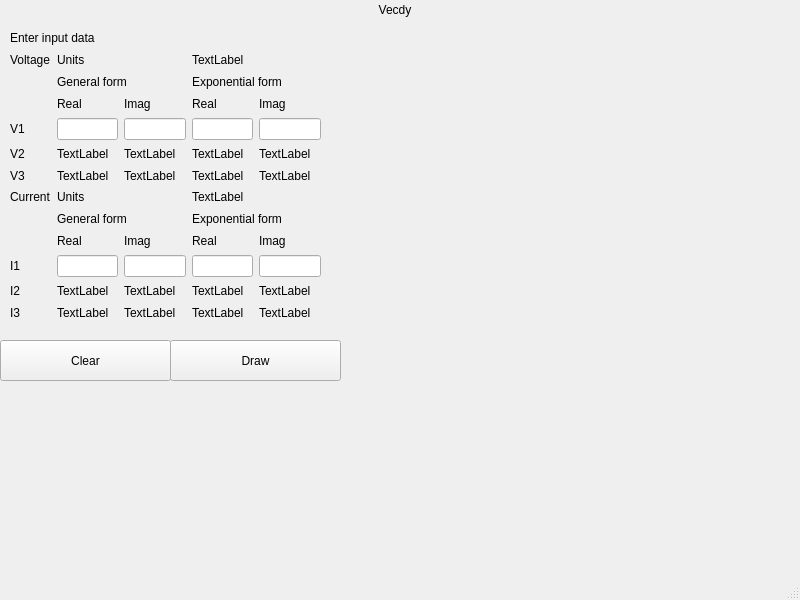
The window that view/mainwindow.ui (Aratimaru/VectorDiagram) describes before a commit, drawn with Qt 5.
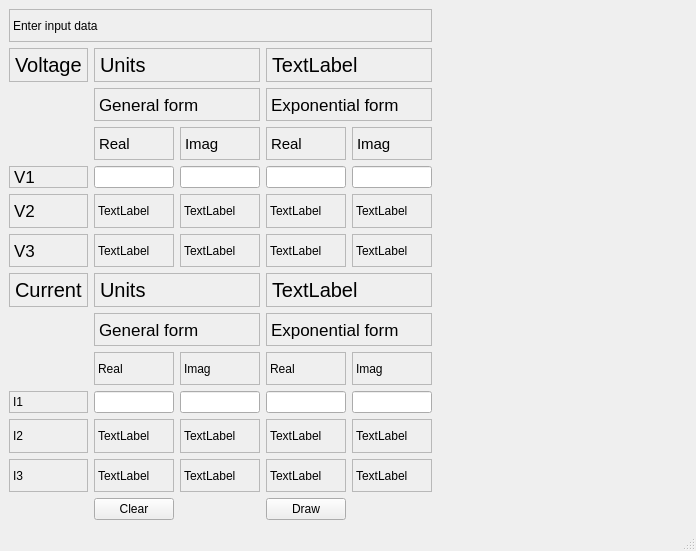
The same window after the commit. Custom widgets are drawn as their Qt base class.

Commit message: add autoScaling when draw lines, add frames to UI

```diff
--- a/view/mainwindow.ui
+++ b/view/mainwindow.ui
@@ -6,196 +6,243 @@
    <rect>
     <x>0</x>
     <y>0</y>
-    <width>800</width>
-    <height>600</height>
+    <width>696</width>
+    <height>551</height>
    </rect>
   </property>
   <property name="windowTitle">
    <string>MainWindow</string>
   </property>
   <widget class="QWidget" name="centralwidget">
-   <widget class="QLabel" name="VecdyLabel">
-    <property name="geometry">
-     <rect>
-      <x>340</x>
-      <y>0</y>
-      <width>110</width>
-      <height>20</height>
-     </rect>
-    </property>
+   <layout class="QHBoxLayout" name="horizontalLayout">
+    <item>
+     <layout class="QGridLayout" name="ParameterLayout">
+      <item row="10" column="2">
+       <widget class="QLineEdit" name="I1CurrentGenImag">
+        <property name="maximumSize">
+         <size>
+          <width>80</width>
+          <height>16777215</height>
+         </size>
+        </property>
+       </widget>
+      </item>
+      <item row="7" column="3" colspan="2">
+       <widget class="QLabel" name="UnitsCurrent">
+        <property name="font">
+         <font>
+          <pointsize>15</pointsize>
+         </font>
+        </property>
+        <property name="frameShape">
+         <enum>QFrame::StyledPanel</enum>
+        </property>
+        <property name="frameShadow">
+         <enum>QFrame::Plain</enum>
+        </property>
     <property name="text">
-     <string>Vecdy</string>
-    </property>
-    <property name="alignment">
-     <set>Qt::AlignCenter</set>
-    </property>
-   </widget>
-   <widget class="QWidget" name="gridLayoutWidget">
-    <property name="geometry">
-     <rect>
-      <x>10</x>
-      <y>30</y>
-      <width>311</width>
-      <height>291</height>
-     </rect>
-    </property>
-    <layout class="QGridLayout" name="gridLayout">
-     <item row="3" column="2">
-      <widget class="QLabel" name="ImagVoltageGenLabel">
+         <string>TextLabel</string>
+        </property>
+       </widget>
+      </item>
+      <item row="11" column="2">
+       <widget class="QLabel" name="I2CurrentGenImag">
+        <property name="frameShape">
+         <enum>QFrame::StyledPanel</enum>
+        </property>
+        <property name="frameShadow">
+         <enum>QFrame::Plain</enum>
+        </property>
+        <property name="text">
+         <string>TextLabel</string>
+        </property>
+       </widget>
+      </item>
+      <item row="11" column="4">
+       <widget class="QLabel" name="I2CurrentExpImag">
+        <property name="frameShape">
+         <enum>QFrame::StyledPanel</enum>
+        </property>
+        <property name="frameShadow">
+         <enum>QFrame::Plain</enum>
+        </property>
+        <property name="text">
+         <string>TextLabel</string>
+        </property>
+       </widget>
+      </item>
+      <item row="13" column="3">
+       <widget class="QPushButton" name="ConfirmButton">
+        <property name="text">
+         <string>Draw</string>
+        </property>
+       </widget>
+      </item>
+      <item row="4" column="2">
+       <widget class="QLineEdit" name="V1VoltageGenImag">
+        <property name="sizePolicy">
+         <sizepolicy hsizetype="Minimum" vsizetype="Fixed">
+          <horstretch>0</horstretch>
+          <verstretch>0</verstretch>
+         </sizepolicy>
+        </property>
+        <property name="maximumSize">
+         <size>
+          <width>80</width>
+          <height>16777215</height>
+         </size>
+        </property>
+       </widget>
+      </item>
+      <item row="8" column="3" colspan="2">
+       <widget class="QLabel" name="ExpCurrentLabel">
+        <property name="font">
+         <font>
+          <pointsize>13</pointsize>
+         </font>
+        </property>
+        <property name="frameShape">
+         <enum>QFrame::StyledPanel</enum>
+        </property>
+        <property name="frameShadow">
+         <enum>QFrame::Plain</enum>
+        </property>
+        <property name="text">
+         <string>Exponential form</string>
+        </property>
+       </widget>
+      </item>
+      <item row="3" column="4">
+       <widget class="QLabel" name="ImagVoltageExpLabel">
+        <property name="font">
+         <font>
+          <pointsize>11</pointsize>
+         </font>
+        </property>
+        <property name="frameShape">
+         <enum>QFrame::StyledPanel</enum>
+        </property>
+        <property name="frameShadow">
+         <enum>QFrame::Plain</enum>
+        </property>
        <property name="text">
         <string>Imag</string>
        </property>
       </widget>
      </item>
-     <item row="9" column="3">
-      <widget class="QLabel" name="RealCurrentExpLabel">
+      <item row="4" column="3">
+       <widget class="QLineEdit" name="V1VoltageExpReal">
+        <property name="sizePolicy">
+         <sizepolicy hsizetype="Minimum" vsizetype="Fixed">
+          <horstretch>0</horstretch>
+          <verstretch>0</verstretch>
+         </sizepolicy>
+        </property>
+        <property name="maximumSize">
+         <size>
+          <width>80</width>
+          <height>16777215</height>
+         </size>
+        </property>
+       </widget>
+      </item>
+      <item row="2" column="1" colspan="2">
+       <widget class="QLabel" name="GenVoltageLabel">
+        <property name="font">
+         <font>
+          <pointsize>13</pointsize>
+         </font>
+        </property>
+        <property name="frameShape">
+         <enum>QFrame::StyledPanel</enum>
+        </property>
+        <property name="frameShadow">
+         <enum>QFrame::Plain</enum>
+        </property>
        <property name="text">
-        <string>Real</string>
+         <string>General form</string>
        </property>
       </widget>
      </item>
      <item row="4" column="0">
       <widget class="QLabel" name="V1Label">
+        <property name="maximumSize">
+         <size>
+          <width>80</width>
+          <height>16777215</height>
+         </size>
+        </property>
+        <property name="font">
+         <font>
+          <pointsize>13</pointsize>
+         </font>
+        </property>
+        <property name="frameShape">
+         <enum>QFrame::StyledPanel</enum>
+        </property>
+        <property name="frameShadow">
+         <enum>QFrame::Plain</enum>
+        </property>
        <property name="text">
         <string>V1</string>
        </property>
       </widget>
      </item>
-     <item row="8" column="3" colspan="2">
-      <widget class="QLabel" name="ExpCurrentLabel">
-       <property name="text">
-        <string>Exponential form</string>
-       </property>
-      </widget>
-     </item>
-     <item row="7" column="0">
-      <widget class="QLabel" name="CurrentLabel">
-       <property name="text">
-        <string>Current</string>
-       </property>
-      </widget>
-     </item>
-     <item row="11" column="3">
-      <widget class="QLabel" name="I2CurrentExpReal">
-       <property name="text">
-        <string>TextLabel</string>
-       </property>
-      </widget>
-     </item>
-     <item row="3" column="3">
-      <widget class="QLabel" name="RealVoltageExpLabel">
+      <item row="3" column="2">
+       <widget class="QLabel" name="ImagVoltageGenLabel">
+        <property name="font">
+         <font>
+          <pointsize>11</pointsize>
+         </font>
+        </property>
+        <property name="frameShape">
+         <enum>QFrame::StyledPanel</enum>
+        </property>
+        <property name="frameShadow">
+         <enum>QFrame::Plain</enum>
+        </property>
        <property name="text">
-        <string>Real</string>
-       </property>
-      </widget>
-     </item>
-     <item row="5" column="1">
-      <widget class="QLabel" name="V2VoltageGenReal">
-       <property name="text">
-        <string>TextLabel</string>
-       </property>
-      </widget>
-     </item>
-     <item row="12" column="0">
-      <widget class="QLabel" name="I3Label">
-       <property name="text">
-        <string>I3</string>
+         <string>Imag</string>
        </property>
       </widget>
      </item>
      <item row="11" column="0">
       <widget class="QLabel" name="I2Label">
+        <property name="frameShape">
+         <enum>QFrame::StyledPanel</enum>
+        </property>
+        <property name="frameShadow">
+         <enum>QFrame::Plain</enum>
+        </property>
        <property name="text">
         <string>I2</string>
        </property>
       </widget>
      </item>
-     <item row="6" column="2">
-      <widget class="QLabel" name="V3VoltageGenImag">
-       <property name="text">
-        <string>TextLabel</string>
-       </property>
-      </widget>
-     </item>
-     <item row="3" column="1">
-      <widget class="QLabel" name="RealVoltageGenLabel">
-       <property name="text">
-        <string>Real</string>
-       </property>
-      </widget>
-     </item>
-     <item row="1" column="1" colspan="2">
-      <widget class="QLabel" name="UnitsVoltageLabel">
-       <property name="text">
-        <string>Units</string>
-       </property>
-      </widget>
-     </item>
-     <item row="5" column="0">
-      <widget class="QLabel" name="V2Label">
-       <property name="text">
-        <string>V2</string>
-       </property>
-      </widget>
-     </item>
-     <item row="0" column="0" colspan="5">
-      <widget class="QLabel" name="EnterInputDataLabel">
-       <property name="text">
-        <string>Enter input data</string>
-       </property>
-      </widget>
-     </item>
-     <item row="2" column="3" colspan="2">
-      <widget class="QLabel" name="ExpVoltagelabel">
-       <property name="text">
-        <string>Exponential form</string>
-       </property>
-      </widget>
-     </item>
-     <item row="7" column="3" colspan="2">
-      <widget class="QLabel" name="UnitsCurrent">
-       <property name="text">
-        <string>TextLabel</string>
-       </property>
-      </widget>
-     </item>
-     <item row="9" column="1">
-      <widget class="QLabel" name="RealCurrentGenLabel">
-       <property name="text">
-        <string>Real</string>
-       </property>
-      </widget>
-     </item>
-     <item row="12" column="1">
-      <widget class="QLabel" name="I3CurrentGenReal">
-       <property name="text">
-        <string>TextLabel</string>
-       </property>
-      </widget>
-     </item>
-     <item row="2" column="1" colspan="2">
-      <widget class="QLabel" name="GenVoltageLabel">
-       <property name="text">
-        <string>General form</string>
+      <item row="4" column="1">
+       <widget class="QLineEdit" name="V1VoltageGenReal">
+        <property name="sizePolicy">
+         <sizepolicy hsizetype="Minimum" vsizetype="Fixed">
+          <horstretch>0</horstretch>
+          <verstretch>0</verstretch>
+         </sizepolicy>
+        </property>
+        <property name="maximumSize">
+         <size>
+          <width>80</width>
+          <height>16777215</height>
+         </size>
        </property>
       </widget>
      </item>
      <item row="5" column="4">
       <widget class="QLabel" name="V2VoltageExpImag">
-       <property name="text">
-        <string>TextLabel</string>
-       </property>
-      </widget>
-     </item>
-     <item row="12" column="2">
-      <widget class="QLabel" name="I3CurrentGenImag">
-       <property name="text">
-        <string>TextLabel</string>
-       </property>
-      </widget>
-     </item>
-     <item row="12" column="3">
-      <widget class="QLabel" name="I3CurrentExpReal">
+        <property name="frameShape">
+         <enum>QFrame::StyledPanel</enum>
+        </property>
+        <property name="frameShadow">
+         <enum>QFrame::Plain</enum>
+        </property>
        <property name="text">
         <string>TextLabel</string>
        </property>
@@ -203,13 +250,273 @@
      </item>
      <item row="6" column="0">
       <widget class="QLabel" name="V3Label">
+        <property name="font">
+         <font>
+          <pointsize>13</pointsize>
+         </font>
+        </property>
+        <property name="frameShape">
+         <enum>QFrame::StyledPanel</enum>
+        </property>
+        <property name="frameShadow">
+         <enum>QFrame::Plain</enum>
+        </property>
        <property name="text">
         <string>V3</string>
        </property>
       </widget>
      </item>
+      <item row="10" column="3">
+       <widget class="QLineEdit" name="I1CurrentExpReal">
+        <property name="maximumSize">
+         <size>
+          <width>80</width>
+          <height>16777215</height>
+         </size>
+        </property>
+       </widget>
+      </item>
+      <item row="12" column="3">
+       <widget class="QLabel" name="I3CurrentExpReal">
+        <property name="frameShape">
+         <enum>QFrame::StyledPanel</enum>
+        </property>
+        <property name="frameShadow">
+         <enum>QFrame::Plain</enum>
+        </property>
+        <property name="text">
+         <string>TextLabel</string>
+        </property>
+       </widget>
+      </item>
+      <item row="12" column="4">
+       <widget class="QLabel" name="I3CurrentExpImag">
+        <property name="frameShape">
+         <enum>QFrame::StyledPanel</enum>
+        </property>
+        <property name="frameShadow">
+         <enum>QFrame::Plain</enum>
+        </property>
+        <property name="text">
+         <string>TextLabel</string>
+        </property>
+       </widget>
+      </item>
+      <item row="12" column="2">
+       <widget class="QLabel" name="I3CurrentGenImag">
+        <property name="frameShape">
+         <enum>QFrame::StyledPanel</enum>
+        </property>
+        <property name="frameShadow">
+         <enum>QFrame::Plain</enum>
+        </property>
+        <property name="text">
+         <string>TextLabel</string>
+        </property>
+       </widget>
+      </item>
+      <item row="6" column="3">
+       <widget class="QLabel" name="V3VoltageExpReal">
+        <property name="frameShape">
+         <enum>QFrame::StyledPanel</enum>
+        </property>
+        <property name="frameShadow">
+         <enum>QFrame::Plain</enum>
+        </property>
+        <property name="text">
+         <string>TextLabel</string>
+        </property>
+       </widget>
+      </item>
+      <item row="9" column="4">
+       <widget class="QLabel" name="ImagCurrentExpLabel">
+        <property name="frameShape">
+         <enum>QFrame::StyledPanel</enum>
+        </property>
+        <property name="frameShadow">
+         <enum>QFrame::Plain</enum>
+        </property>
+        <property name="text">
+         <string>Imag</string>
+        </property>
+       </widget>
+      </item>
+      <item row="10" column="4">
+       <widget class="QLineEdit" name="I1CurrentExpImag">
+        <property name="maximumSize">
+         <size>
+          <width>80</width>
+          <height>16777215</height>
+         </size>
+        </property>
+       </widget>
+      </item>
+      <item row="1" column="0">
+       <widget class="QLabel" name="VoltageLabel">
+        <property name="font">
+         <font>
+          <pointsize>15</pointsize>
+         </font>
+        </property>
+        <property name="frameShape">
+         <enum>QFrame::StyledPanel</enum>
+        </property>
+        <property name="frameShadow">
+         <enum>QFrame::Plain</enum>
+        </property>
+        <property name="text">
+         <string>Voltage</string>
+        </property>
+       </widget>
+      </item>
+      <item row="1" column="1" colspan="2">
+       <widget class="QLabel" name="UnitsVoltageLabel">
+        <property name="font">
+         <font>
+          <pointsize>15</pointsize>
+         </font>
+        </property>
+        <property name="frameShape">
+         <enum>QFrame::StyledPanel</enum>
+        </property>
+        <property name="frameShadow">
+         <enum>QFrame::Plain</enum>
+        </property>
+        <property name="text">
+         <string>Units</string>
+        </property>
+       </widget>
+      </item>
+      <item row="10" column="1">
+       <widget class="QLineEdit" name="I1CurrentGenReal">
+        <property name="maximumSize">
+         <size>
+          <width>80</width>
+          <height>16777215</height>
+         </size>
+        </property>
+       </widget>
+      </item>
+      <item row="12" column="0">
+       <widget class="QLabel" name="I3Label">
+        <property name="frameShape">
+         <enum>QFrame::StyledPanel</enum>
+        </property>
+        <property name="frameShadow">
+         <enum>QFrame::Plain</enum>
+        </property>
+        <property name="text">
+         <string>I3</string>
+        </property>
+       </widget>
+      </item>
+      <item row="2" column="0">
+       <layout class="QHBoxLayout" name="horizontalLayout_2"/>
+      </item>
+      <item row="0" column="0" colspan="5">
+       <widget class="QLabel" name="EnterInputDataLabel">
+        <property name="frameShape">
+         <enum>QFrame::StyledPanel</enum>
+        </property>
+        <property name="frameShadow">
+         <enum>QFrame::Plain</enum>
+        </property>
+        <property name="text">
+         <string>Enter input data</string>
+        </property>
+       </widget>
+      </item>
+      <item row="5" column="2">
+       <widget class="QLabel" name="V2VoltageGenImag">
+        <property name="frameShape">
+         <enum>QFrame::StyledPanel</enum>
+        </property>
+        <property name="frameShadow">
+         <enum>QFrame::Plain</enum>
+        </property>
+        <property name="text">
+         <string>TextLabel</string>
+        </property>
+       </widget>
+      </item>
+      <item row="6" column="2">
+       <widget class="QLabel" name="V3VoltageGenImag">
+        <property name="frameShape">
+         <enum>QFrame::StyledPanel</enum>
+        </property>
+        <property name="frameShadow">
+         <enum>QFrame::Plain</enum>
+        </property>
+        <property name="text">
+         <string>TextLabel</string>
+        </property>
+       </widget>
+      </item>
      <item row="5" column="3">
       <widget class="QLabel" name="V2VoltageExpReal">
+        <property name="frameShape">
+         <enum>QFrame::StyledPanel</enum>
+        </property>
+        <property name="frameShadow">
+         <enum>QFrame::Plain</enum>
+        </property>
+        <property name="text">
+         <string>TextLabel</string>
+        </property>
+       </widget>
+      </item>
+      <item row="6" column="4">
+       <widget class="QLabel" name="V3VoltageExpImag">
+        <property name="frameShape">
+         <enum>QFrame::StyledPanel</enum>
+        </property>
+        <property name="frameShadow">
+         <enum>QFrame::Plain</enum>
+        </property>
+        <property name="text">
+         <string>TextLabel</string>
+        </property>
+       </widget>
+      </item>
+      <item row="8" column="1" colspan="2">
+       <widget class="QLabel" name="GenCurrentLabel">
+        <property name="font">
+         <font>
+          <pointsize>13</pointsize>
+         </font>
+        </property>
+        <property name="frameShape">
+         <enum>QFrame::StyledPanel</enum>
+        </property>
+        <property name="frameShadow">
+         <enum>QFrame::Plain</enum>
+        </property>
+        <property name="text">
+         <string>General form</string>
+        </property>
+       </widget>
+      </item>
+      <item row="11" column="1">
+       <widget class="QLabel" name="I2CurrentGenReal">
+        <property name="frameShape">
+         <enum>QFrame::StyledPanel</enum>
+        </property>
+        <property name="frameShadow">
+         <enum>QFrame::Plain</enum>
+        </property>
+        <property name="text">
+         <string>TextLabel</string>
+        </property>
+       </widget>
+      </item>
+      <item row="5" column="1">
+       <widget class="QLabel" name="V2VoltageGenReal">
+        <property name="frameShape">
+         <enum>QFrame::StyledPanel</enum>
+        </property>
+        <property name="frameShadow">
+         <enum>QFrame::Plain</enum>
+        </property>
        <property name="text">
         <string>TextLabel</string>
        </property>
@@ -217,177 +524,256 @@
      </item>
      <item row="9" column="2">
       <widget class="QLabel" name="ImagCurrentGenLabel">
+        <property name="frameShape">
+         <enum>QFrame::StyledPanel</enum>
+        </property>
+        <property name="frameShadow">
+         <enum>QFrame::Plain</enum>
+        </property>
        <property name="text">
         <string>Imag</string>
        </property>
       </widget>
      </item>
-     <item row="6" column="3">
-      <widget class="QLabel" name="V3VoltageExpReal">
+      <item row="13" column="1">
+       <widget class="QPushButton" name="ClearButton">
        <property name="text">
-        <string>TextLabel</string>
+         <string>Clear</string>
        </property>
       </widget>
      </item>
-     <item row="11" column="4">
-      <widget class="QLabel" name="I2CurrentExpImag">
+      <item row="7" column="0">
+       <widget class="QLabel" name="CurrentLabel">
+        <property name="font">
+         <font>
+          <pointsize>15</pointsize>
+         </font>
+        </property>
+        <property name="frameShape">
+         <enum>QFrame::StyledPanel</enum>
+        </property>
+        <property name="frameShadow">
+         <enum>QFrame::Plain</enum>
+        </property>
        <property name="text">
-        <string>TextLabel</string>
+         <string>Current</string>
        </property>
       </widget>
      </item>
-     <item row="12" column="4">
-      <widget class="QLabel" name="I3CurrentExpImag">
+      <item row="1" column="3" colspan="2">
+       <widget class="QLabel" name="UnitsVoltage">
+        <property name="font">
+         <font>
+          <pointsize>15</pointsize>
+         </font>
+        </property>
+        <property name="frameShape">
+         <enum>QFrame::StyledPanel</enum>
+        </property>
+        <property name="frameShadow">
+         <enum>QFrame::Plain</enum>
+        </property>
        <property name="text">
         <string>TextLabel</string>
        </property>
       </widget>
      </item>
+      <item row="3" column="3">
+       <widget class="QLabel" name="RealVoltageExpLabel">
+        <property name="font">
+         <font>
+          <pointsize>11</pointsize>
+         </font>
+        </property>
+        <property name="frameShape">
+         <enum>QFrame::StyledPanel</enum>
+        </property>
+        <property name="frameShadow">
+         <enum>QFrame::Plain</enum>
+        </property>
+        <property name="text">
+         <string>Real</string>
+        </property>
+       </widget>
+      </item>
+      <item row="9" column="1">
+       <widget class="QLabel" name="RealCurrentGenLabel">
+        <property name="frameShape">
+         <enum>QFrame::StyledPanel</enum>
+        </property>
+        <property name="frameShadow">
+         <enum>QFrame::Plain</enum>
+        </property>
+        <property name="text">
+         <string>Real</string>
+        </property>
+       </widget>
+      </item>
+      <item row="2" column="3" colspan="2">
+       <widget class="QLabel" name="ExpVoltagelabel">
+        <property name="font">
+         <font>
+          <pointsize>13</pointsize>
+         </font>
+        </property>
+        <property name="frameShape">
+         <enum>QFrame::StyledPanel</enum>
+        </property>
+        <property name="frameShadow">
+         <enum>QFrame::Plain</enum>
+        </property>
+        <property name="text">
+         <string>Exponential form</string>
+        </property>
+       </widget>
+      </item>
      <item row="10" column="0">
       <widget class="QLabel" name="I1Label">
+        <property name="maximumSize">
+         <size>
+          <width>80</width>
+          <height>16777215</height>
+         </size>
+        </property>
+        <property name="frameShape">
+         <enum>QFrame::StyledPanel</enum>
+        </property>
+        <property name="frameShadow">
+         <enum>QFrame::Plain</enum>
+        </property>
        <property name="text">
         <string>I1</string>
        </property>
       </widget>
      </item>
-     <item row="11" column="2">
-      <widget class="QLabel" name="I2CurrentGenImag">
-       <property name="text">
-        <string>TextLabel</string>
-       </property>
-      </widget>
-     </item>
-     <item row="6" column="4">
-      <widget class="QLabel" name="V3VoltageExpImag">
-       <property name="text">
-        <string>TextLabel</string>
-       </property>
-      </widget>
-     </item>
-     <item row="11" column="1">
-      <widget class="QLabel" name="I2CurrentGenReal">
+      <item row="12" column="1">
+       <widget class="QLabel" name="I3CurrentGenReal">
+        <property name="frameShape">
+         <enum>QFrame::StyledPanel</enum>
+        </property>
+        <property name="frameShadow">
+         <enum>QFrame::Plain</enum>
+        </property>
        <property name="text">
         <string>TextLabel</string>
        </property>
       </widget>
      </item>
-     <item row="9" column="4">
-      <widget class="QLabel" name="ImagCurrentExpLabel">
-       <property name="text">
-        <string>Imag</string>
-       </property>
-      </widget>
-     </item>
-     <item row="8" column="1" colspan="2">
-      <widget class="QLabel" name="GenCurrentLabel">
+      <item row="5" column="0">
+       <widget class="QLabel" name="V2Label">
+        <property name="font">
+         <font>
+          <pointsize>13</pointsize>
+         </font>
+        </property>
+        <property name="frameShape">
+         <enum>QFrame::StyledPanel</enum>
+        </property>
+        <property name="frameShadow">
+         <enum>QFrame::Plain</enum>
+        </property>
        <property name="text">
-        <string>General form</string>
+         <string>V2</string>
        </property>
       </widget>
      </item>
      <item row="6" column="1">
       <widget class="QLabel" name="V3VoltageGenReal">
+        <property name="frameShape">
+         <enum>QFrame::StyledPanel</enum>
+        </property>
+        <property name="frameShadow">
+         <enum>QFrame::Plain</enum>
+        </property>
        <property name="text">
         <string>TextLabel</string>
        </property>
       </widget>
      </item>
-     <item row="3" column="4">
-      <widget class="QLabel" name="ImagVoltageExpLabel">
-       <property name="text">
-        <string>Imag</string>
-       </property>
-      </widget>
-     </item>
-     <item row="5" column="2">
-      <widget class="QLabel" name="V2VoltageGenImag">
+      <item row="9" column="3">
+       <widget class="QLabel" name="RealCurrentExpLabel">
+        <property name="frameShape">
+         <enum>QFrame::StyledPanel</enum>
+        </property>
+        <property name="frameShadow">
+         <enum>QFrame::Plain</enum>
+        </property>
        <property name="text">
-        <string>TextLabel</string>
+         <string>Real</string>
        </property>
       </widget>
      </item>
-     <item row="1" column="3" colspan="2">
-      <widget class="QLabel" name="UnitsVoltage">
+      <item row="3" column="1">
+       <widget class="QLabel" name="RealVoltageGenLabel">
+        <property name="font">
+         <font>
+          <pointsize>11</pointsize>
+         </font>
+        </property>
+        <property name="frameShape">
+         <enum>QFrame::StyledPanel</enum>
+        </property>
+        <property name="frameShadow">
+         <enum>QFrame::Plain</enum>
+        </property>
        <property name="text">
-        <string>TextLabel</string>
+         <string>Real</string>
        </property>
       </widget>
      </item>
      <item row="7" column="1" colspan="2">
       <widget class="QLabel" name="CurrentUnits">
+        <property name="font">
+         <font>
+          <pointsize>15</pointsize>
+         </font>
+        </property>
+        <property name="frameShape">
+         <enum>QFrame::StyledPanel</enum>
+        </property>
+        <property name="frameShadow">
+         <enum>QFrame::Plain</enum>
+        </property>
        <property name="text">
         <string>Units</string>
        </property>
-      </widget>
-     </item>
-     <item row="1" column="0">
-      <widget class="QLabel" name="VoltageLabel">
+        <property name="wordWrap">
+         <bool>false</bool>
+        </property>
+       </widget>
+      </item>
+      <item row="11" column="3">
+       <widget class="QLabel" name="I2CurrentExpReal">
+        <property name="frameShape">
+         <enum>QFrame::StyledPanel</enum>
+        </property>
+        <property name="frameShadow">
+         <enum>QFrame::Plain</enum>
+        </property>
        <property name="text">
-        <string>Voltage</string>
+         <string>TextLabel</string>
        </property>
       </widget>
      </item>
-     <item row="4" column="1">
-      <widget class="QLineEdit" name="V1VoltageGenReal"/>
-     </item>
-     <item row="4" column="2">
-      <widget class="QLineEdit" name="V1VoltageGenImag"/>
-     </item>
-     <item row="4" column="3">
-      <widget class="QLineEdit" name="V1VoltageExpReal"/>
-     </item>
      <item row="4" column="4">
-      <widget class="QLineEdit" name="V1VoltageExpImag"/>
-     </item>
-     <item row="10" column="1">
-      <widget class="QLineEdit" name="I1CurrentGenReal"/>
-     </item>
-     <item row="10" column="2">
-      <widget class="QLineEdit" name="I1CurrentGenImag"/>
-     </item>
-     <item row="10" column="3">
-      <widget class="QLineEdit" name="I1CurrentExpReal"/>
-     </item>
-     <item row="10" column="4">
-      <widget class="QLineEdit" name="I1CurrentExpImag"/>
-     </item>
-    </layout>
-   </widget>
-   <widget class="QPushButton" name="ConfirmButton">
-    <property name="geometry">
-     <rect>
-      <x>170</x>
-      <y>340</y>
-      <width>171</width>
-      <height>41</height>
-     </rect>
-    </property>
-    <property name="text">
-     <string>Draw</string>
-    </property>
-   </widget>
-   <widget class="QPushButton" name="ClearButton">
-    <property name="geometry">
-     <rect>
-      <x>0</x>
-      <y>340</y>
-      <width>171</width>
-      <height>41</height>
-     </rect>
-    </property>
-    <property name="text">
-     <string>Clear</string>
-    </property>
-   </widget>
-   <widget class="QWidget" name="gridLayoutWidget_2">
-    <property name="geometry">
-     <rect>
-      <x>339</x>
-      <y>29</y>
-      <width>331</width>
-      <height>291</height>
-     </rect>
-    </property>
+       <widget class="QLineEdit" name="V1VoltageExpImag">
+        <property name="sizePolicy">
+         <sizepolicy hsizetype="Minimum" vsizetype="Fixed">
+          <horstretch>0</horstretch>
+          <verstretch>0</verstretch>
+         </sizepolicy>
+        </property>
+        <property name="maximumSize">
+         <size>
+          <width>80</width>
+          <height>16777215</height>
+         </size>
+        </property>
+       </widget>
+      </item>
+     </layout>
+    </item>
+    <item>
     <layout class="QGridLayout" name="PlotLayout">
      <item row="0" column="0">
       <widget class="DiagramPlot" name="PlotDiagram" native="true">
@@ -400,7 +786,8 @@
       </widget>
      </item>
     </layout>
-   </widget>
+    </item>
+   </layout>
   </widget>
   <widget class="QMenuBar" name="menubar">
    <property name="geometry">
```
Left out of the diff: 2 changed lines with no effect on the pictures. Lines whose indentation alone changed are shown as unchanged. The commit also changes 7 other files.
